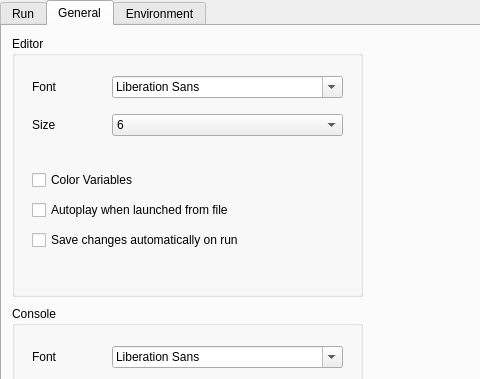
This is src/configdialog.ui in CsoundQt/CsoundQt as Qt 5 draws it before an edit; both pictures show x 0 to 480 and y 0 to 379 of the 623 by 585 pixel window. The edited form follows.
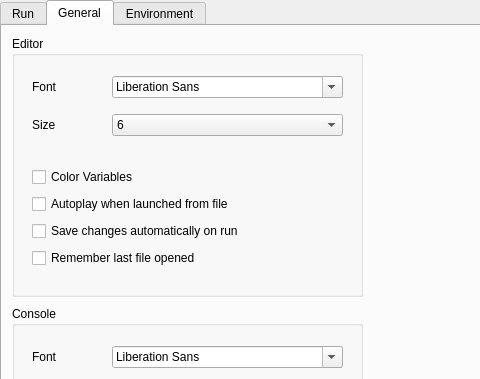
This is the edited form. The open tabs and pages were chosen to show the change.

Commit message: Csound can now be executed in its own thread. The C++ interface to the API is no longer used, only the standard C interface is New buttons for show/hide help panel and console. Performance improvement in getting values from widgets Last file opened can now be remembered if preference is set (set on by default) Basic coloring of console text

```diff
--- a/src/configdialog.ui
+++ b/src/configdialog.ui
@@ -662,7 +662,7 @@
         <x>20</x>
         <y>130</y>
         <width>311</width>
-        <height>89</height>
+        <height>104</height>
        </rect>
       </property>
       <layout class="QVBoxLayout" >
@@ -696,6 +696,13 @@
          </property>
         </widget>
        </item>
+       <item>
+        <widget class="QCheckBox" name="rememberFileCheckBox" >
+         <property name="text" >
+          <string>Remember last file opened</string>
+         </property>
+        </widget>
+       </item>
       </layout>
      </widget>
     </widget>
```
Left out of the diff: 5 changed lines with no effect on the pictures. The commit also changes 9 other files.
